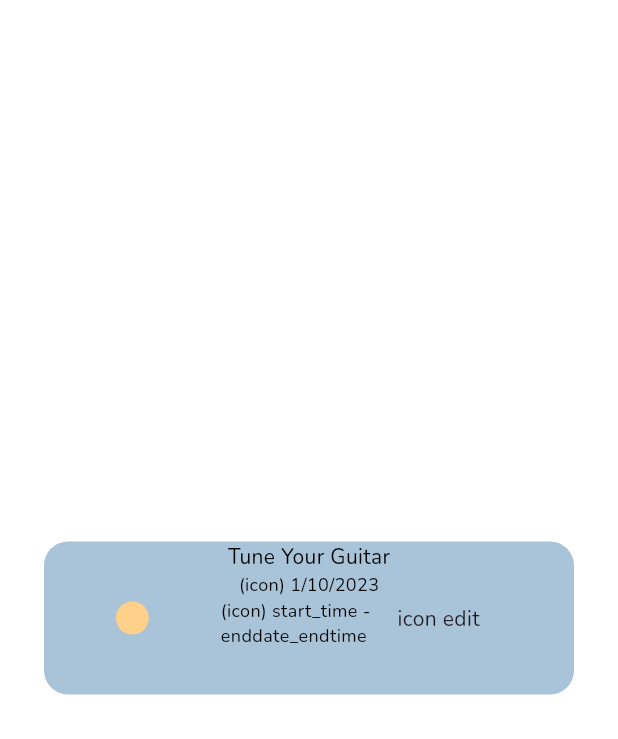
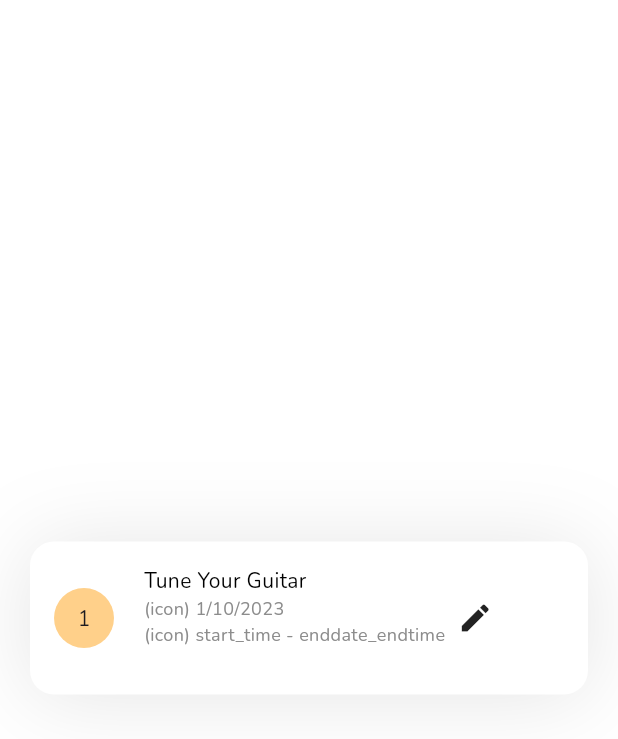
Before and after one commit to GetGoal/GetGoal-mobile, a Flutter app: the ListTaskForPlanning widget shown alone on an empty page, opened directly, on a phone screen of 412 x 824 dp. Shown: the top 739 px of the screen. Run offline on Flutter 3.47's test engine with Material 2 defaults, Android fonts, the phone set to English and light mode, and no system bars; our stand-ins replace bloc, cached_network_image, dio, flutter_bloc, flutter_cache_manager, flutter_dotenv and 7 more; generated files the repository leaves out were written again; network calls fail.

Commit message:
fixed widget

```diff
--- a/lib/src/features/task/presentation/screens/task/widgets/list_task_for_planning.dart
+++ b/lib/src/features/task/presentation/screens/task/widgets/list_task_for_planning.dart
@@ -8,48 +8,56 @@ class ListTaskForPlanning extends StatelessWidget {
 
   @override
   Widget build(BuildContext context) {
-    return Scaffold(
-      body: Center(
-        child: Container(
-          margin: const EdgeInsets.symmetric(vertical: 16),
+    return Column(
+      mainAxisAlignment: MainAxisAlignment.center,
+      children: [
+        Container(
           height: 102,
-          width: 353.33,
+          // height: MediaQuery.of(context).size.height * 0.15,
+          margin: const EdgeInsets.only(
+            right: 20,
+            left: 20,
+          ),
+          padding: const EdgeInsets.all(16),
           decoration: BoxDecoration(
-            color: const Color.fromARGB(255, 169, 195, 216),
+            color: Colors.white,
+            boxShadow: AppShadow.shadow,
             borderRadius: BorderRadius.circular(16),
           ),
-          child: Container(
-            child: Row(
-              children: [
-                Expanded(
-                  child: _numberTask(),
-                ),
-                Expanded(
-                  child: _taskDetail(),
-                ),
-                const Expanded(
-                  child: Text('icon edit'),
-                ),
-              ],
-            ),
+          child: Row(
+            children: [
+              _numberTask(),
+              const SizedBox(
+                width: 8,
+              ),
+              _taskDetail(),
+              const SizedBox(
+                width: 8,
+              ),
+              Icon(Icons.edit),
+            ],
           ),
         ),
-      ),
+      ],
     );
   }
 
   Widget _numberTask() {
     return Container(
-      margin: const EdgeInsets.all(40.0),
+      margin: const EdgeInsets.only(right: 12),
+      height: 40,
+      width: 40,
       decoration: BoxDecoration(
         color: AppColors.primary,
         shape: BoxShape.circle,
       ),
+      child: const Center(child: Text('1')),
     );
   }
 
   Widget _taskDetail() {
     return Column(
+      crossAxisAlignment: CrossAxisAlignment.start,
       children: [
         Text(
           'Tune Your Guitar',
@@ -59,13 +67,13 @@ class ListTaskForPlanning extends StatelessWidget {
         ),
         Text(
           '(icon) 1/10/2023',
-          style: description(),
+          style: description().copyWith(color: AppColors.description),
           overflow: TextOverflow.ellipsis,
           maxLines: 2,
         ),
         Text(
           '(icon) start_time - enddate_endtime',
-          style: description(),
+          style: description().copyWith(color: AppColors.description),
           overflow: TextOverflow.ellipsis,
           maxLines: 2,
         ),
--- a/lib/src/shared/themes/color.dart
+++ b/lib/src/shared/themes/color.dart
@@ -5,6 +5,7 @@ class AppColors {
   static Color white = HexColor.fromHex('FFFFFF');
   static Color black = HexColor.fromHex('000000');
   static Color stock = HexColor.fromHex('EAEBEC');
+  static Color description = HexColor.fromHex('8C8C8C');
 }
 
 extension HexColor on Color {
```
